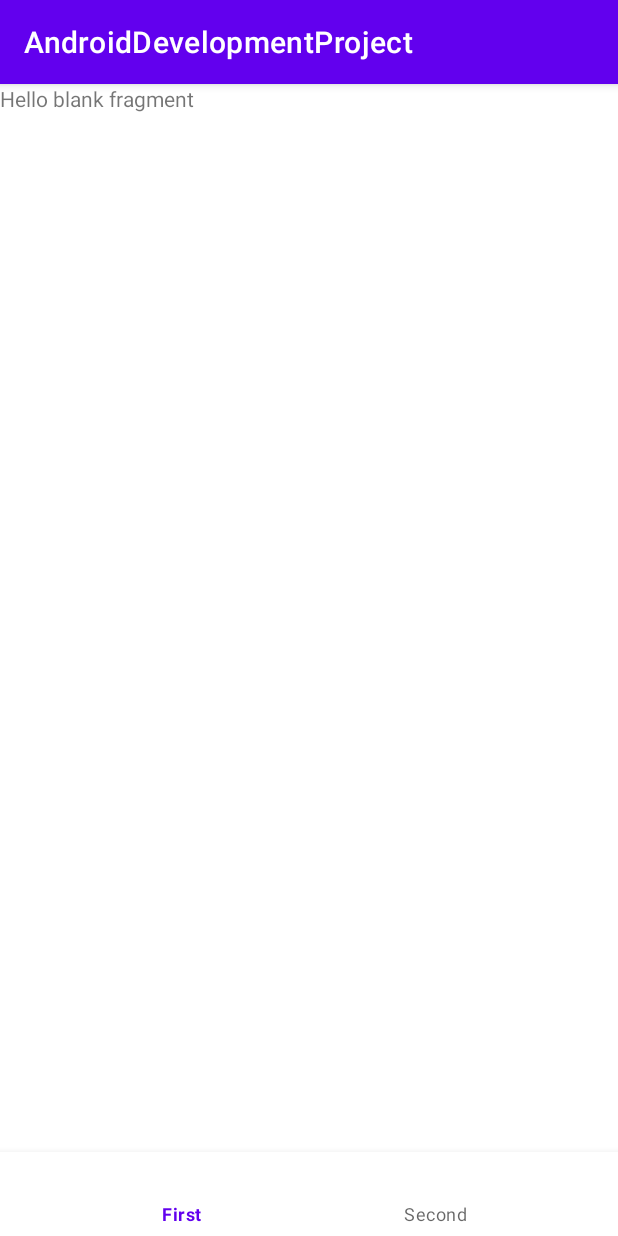
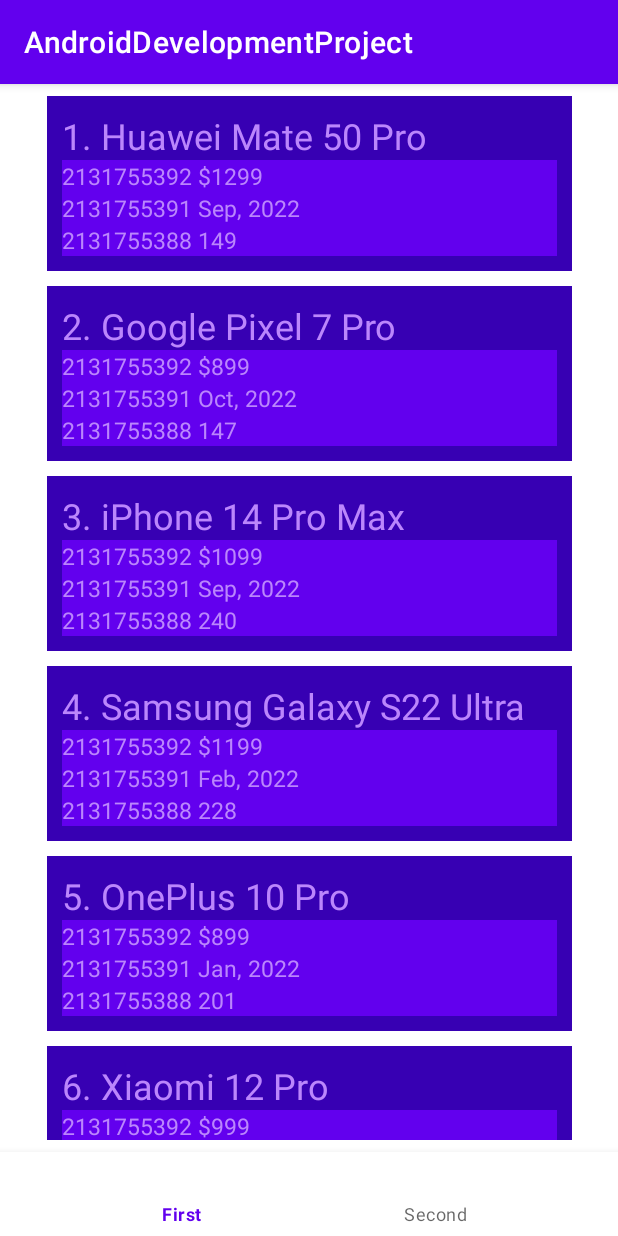
Before and after one commit to IVKazantsev/kotlin-project, an Android app: the screen it shows after launch (ContentActivity), after a tap on "ЗАРЕГИСТРИРОВАТЬСЯ", on a phone screen of 412 x 824 dp. Run offline under Robolectric (Android 15) with nearby library versions, the phone set to English and light mode, and no system bars; our stand-ins replace navigation-ui; 2 statements that could not run were skipped; 2 other taps on this screen came first.

Commit message:
Заполнил первый фрагмент контентом из моделей телефонов

```diff
--- a/app/build.gradle
+++ b/app/build.gradle
@@ -1,6 +1,7 @@
 plugins {
     id 'com.android.application'
     id 'org.jetbrains.kotlin.android'
+    id 'kotlin-android-extensions'
 }
 
 android {
--- a/app/src/main/java/com/kazancev/androiddevelopmentproject/ContentActivity.kt
+++ b/app/src/main/java/com/kazancev/androiddevelopmentproject/ContentActivity.kt
@@ -5,6 +5,7 @@ import android.os.Bundle
 import androidx.navigation.NavController
 import androidx.navigation.Navigation
 import androidx.navigation.ui.setupWithNavController
+import kotlinx.android.synthetic.main.activity_content.*
 
 class ContentActivity : AppCompatActivity()
 {
@@ -17,7 +18,6 @@ class ContentActivity : AppCompatActivity()
 
         navController = Navigation.findNavController(this, R.id.nav_host_fragment)
 
-        val bottom_nav = findViewById<com.google.android.material.bottomnavigation.BottomNavigationView>(R.id.bottom_nav)
         bottom_nav.setupWithNavController(navController)
     }
 }
--- a/app/src/main/java/com/kazancev/androiddevelopmentproject/FirstFragment.kt
+++ b/app/src/main/java/com/kazancev/androiddevelopmentproject/FirstFragment.kt
@@ -5,55 +5,29 @@ import androidx.fragment.app.Fragment
 import android.view.LayoutInflater
 import android.view.View
 import android.view.ViewGroup
+import androidx.recyclerview.widget.LinearLayoutManager
+import kotlinx.android.synthetic.main.fragment_first.view.*
 
-// TODO: Rename parameter arguments, choose names that match
-// the fragment initialization parameters, e.g. ARG_ITEM_NUMBER
-private const val ARG_PARAM1 = "param1"
-private const val ARG_PARAM2 = "param2"
-
-/**
- * A simple [Fragment] subclass.
- * Use the [FirstFragment.newInstance] factory method to
- * create an instance of this fragment.
- */
-class FirstFragment : Fragment() {
-    // TODO: Rename and change types of parameters
-    private var param1: String? = null
-    private var param2: String? = null
-
-    override fun onCreate(savedInstanceState: Bundle?) {
-        super.onCreate(savedInstanceState)
-        arguments?.let {
-            param1 = it.getString(ARG_PARAM1)
-            param2 = it.getString(ARG_PARAM2)
-        }
-    }
+class FirstFragment : Fragment()
+{
+    private val myAdapter = PhonesAdapter()
 
     override fun onCreateView(
         inflater: LayoutInflater, container: ViewGroup?,
         savedInstanceState: Bundle?
-    ): View? {
-        // Inflate the layout for this fragment
-        return inflater.inflate(R.layout.fragment_first, container, false)
+    ): View?
+    {
+        val root = inflater.inflate(R.layout.fragment_first, container, false)
+
+        loadData()
+        root.recyclerView.layoutManager = LinearLayoutManager(requireContext())
+        root.recyclerView.adapter = myAdapter
+
+        return root
     }
 
-    companion object {
-        /**
-         * Use this factory method to create a new instance of
-         * this fragment using the provided parameters.
-         *
-         * @param param1 Parameter 1.
-         * @param param2 Parameter 2.
-         * @return A new instance of fragment FirstFragment.
-         */
-        // TODO: Rename and change types and number of parameters
-        @JvmStatic
-        fun newInstance(param1: String, param2: String) =
-            FirstFragment().apply {
-                arguments = Bundle().apply {
-                    putString(ARG_PARAM1, param1)
-                    putString(ARG_PARAM2, param2)
-                }
-            }
+    private fun loadData()
+    {
+        myAdapter.setupPhones(PhonesData.phonesArr)
     }
 }
--- /dev/null
+++ b/app/src/main/java/com/kazancev/androiddevelopmentproject/PhoneModel.kt
@@ -0,0 +1,9 @@
+package com.kazancev.androiddevelopmentproject
+
+class PhoneModel(
+    var name: String,
+    var price: String,
+    var date: String,
+    var score: String,
+) {
+}
--- /dev/null
+++ b/app/src/main/java/com/kazancev/androiddevelopmentproject/PhonesAdapter.kt
@@ -0,0 +1,38 @@
+package com.kazancev.androiddevelopmentproject
+
+import android.view.LayoutInflater
+import android.view.ViewGroup
+import androidx.recyclerview.widget.RecyclerView
+
+class PhonesAdapter: RecyclerView.Adapter<RecyclerView.ViewHolder>()
+{
+    private var mPhonesList: ArrayList<PhoneModel> = ArrayList()
+
+    fun setupPhones(phonesList: Array<PhoneModel>)
+    {
+        mPhonesList.clear()
+        mPhonesList.addAll(phonesList)
+        notifyDataSetChanged()
+    }
+
+    override fun onBindViewHolder(holder: RecyclerView.ViewHolder, position: Int)
+    {
+        if (holder is PhonesViewHolder)
+        {
+            holder.bind(mPhones = mPhonesList[position])
+        }
+    }
+
+    override fun getItemCount(): Int
+    {
+        return mPhonesList.count()
+    }
+
+    override fun onCreateViewHolder(parent: ViewGroup, viewType: Int): RecyclerView.ViewHolder
+    {
+        val layoutInflater = LayoutInflater.from(parent.context)
+        val itemView = layoutInflater.inflate(R.layout.recylcerview_item, parent, false)
+
+        return PhonesViewHolder(itemView)
+    }
+}
--- /dev/null
+++ b/app/src/main/java/com/kazancev/androiddevelopmentproject/PhonesData.kt
@@ -0,0 +1,79 @@
+package com.kazancev.androiddevelopmentproject
+
+object PhonesData
+{
+    val phonesArr = arrayOf(
+        PhoneModel(
+            "1. Huawei Mate 50 Pro",
+            "$1299",
+            "Sep, 2022",
+            "149",
+        ),
+        PhoneModel(
+            "2. Google Pixel 7 Pro",
+            "$899",
+            "Oct, 2022",
+            "147",
+        ),
+        PhoneModel(
+            "3. iPhone 14 Pro Max",
+            "$1099",
+            "Sep, 2022",
+            "240",
+        ),
+        PhoneModel(
+            "4. Samsung Galaxy S22 Ultra",
+            "$1199",
+            "Feb, 2022",
+            "228",
+        ),
+        PhoneModel(
+            "5. OnePlus 10 Pro",
+            "$899",
+            "Jan, 2022",
+            "201",
+        ),
+        PhoneModel(
+            "6. Xiaomi 12 Pro",
+            "$999",
+            "Dec, 2021",
+            "204",
+        ),
+        PhoneModel(
+            "7. Sony Xperia 1 IV",
+            "$1599",
+            "May, 2022",
+            "185",
+        ),
+        PhoneModel(
+            "8. Oppo Find X5 Pro",
+            "$1299",
+            "Mar, 2022",
+            "218",
+        ),
+        PhoneModel(
+            "9. Asus ROG Phone 6",
+            "$999",
+            "Jul, 2022",
+            "239",
+        ),
+        PhoneModel(
+            "10. Realme GT 2 Pro",
+            "$799",
+            "Jan, 2022",
+            "189",
+        ),
+        PhoneModel(
+            "11. Vivo X80 Pro",
+            "$1199",
+            "Apr, 2022",
+            "215",
+        ),
+        PhoneModel(
+            "12. Motorola Edge 30 Ultra",
+            "$899",
+            "Sep, 2022",
+            "198",
+        )
+    )
+}
--- /dev/null
+++ b/app/src/main/java/com/kazancev/androiddevelopmentproject/PhonesViewHolder.kt
@@ -0,0 +1,18 @@
+package com.kazancev.androiddevelopmentproject
+
+import android.annotation.SuppressLint
+import android.view.View
+import androidx.recyclerview.widget.RecyclerView
+import kotlinx.android.synthetic.main.recylcerview_item.view.*
+
+class PhonesViewHolder(itemView: View): RecyclerView.ViewHolder(itemView)
+{
+    @SuppressLint("SetTextI18n")
+    fun bind(mPhones: PhoneModel)
+    {
+        itemView.model.text = mPhones.name
+        itemView.launchPrice.text = "${R.string.launchPricePrefix} ${mPhones.price}"
+        itemView.launchDate.text = "${R.string.launchDatePrefix} ${mPhones.date}"
+        itemView.cameraScope.text = "${R.string.cameraScorePrefix} ${mPhones.score}"
+    }
+}
--- a/app/src/main/res/layout/fragment_first.xml
+++ b/app/src/main/res/layout/fragment_first.xml
@@ -1,14 +1,24 @@
 <?xml version="1.0" encoding="utf-8"?>
-<FrameLayout xmlns:android="http://schemas.android.com/apk/res/android"
-    xmlns:tools="http://schemas.android.com/tools"
+<androidx.constraintlayout.widget.ConstraintLayout xmlns:android="http://schemas.android.com/apk/res/android"
     android:layout_width="match_parent"
     android:layout_height="match_parent"
+    xmlns:app="http://schemas.android.com/apk/res-auto"
+    xmlns:tools="http://schemas.android.com/tools"
+    android:background="@color/white"
     tools:context=".FirstFragment">
 
-    <!-- TODO: Update blank fragment layout -->
-    <TextView
-        android:layout_width="match_parent"
-        android:layout_height="match_parent"
-        android:text="@string/hello_blank_fragment" />
+    <androidx.recyclerview.widget.RecyclerView
+        android:id="@+id/recyclerView"
+        android:layout_width="0dp"
+        android:layout_height="0dp"
+        android:layout_margin="8dp"
+        app:layout_constraintBottom_toBottomOf="parent"
+        app:layout_constraintEnd_toEndOf="parent"
+        app:layout_constraintHorizontal_bias="1.0"
+        app:layout_constraintStart_toStartOf="parent"
+        app:layout_constraintTop_toTopOf="parent"
+        app:layout_constraintVertical_bias="1.0"
+        tools:listitem="@layout/recylcerview_item"
+    />
 
-</FrameLayout>
+</androidx.constraintlayout.widget.ConstraintLayout>
--- a/app/src/main/res/layout/fragment_second.xml
+++ b/app/src/main/res/layout/fragment_second.xml
@@ -9,6 +9,6 @@
     <TextView
         android:layout_width="match_parent"
         android:layout_height="match_parent"
-        android:text="@string/hello_blank_fragment" />
+        android:text="@string/hello_blank_2_fragment" />
 
 </FrameLayout>
--- /dev/null
+++ b/app/src/main/res/layout/recylcerview_item.xml
@@ -0,0 +1,95 @@
+<?xml version="1.0" encoding="utf-8"?>
+<androidx.constraintlayout.widget.ConstraintLayout
+    xmlns:android="http://schemas.android.com/apk/res/android"
+    xmlns:app="http://schemas.android.com/apk/res-auto"
+    android:layout_width="match_parent"
+    android:layout_height="wrap_content"
+    android:layout_marginBottom="10dp"
+>
+    <LinearLayout
+        android:id="@+id/recylcerview"
+
+        android:layout_height="wrap_content"
+        android:layout_width="350dp"
+        android:orientation="vertical"
+
+        app:layout_constraintTop_toTopOf="parent"
+        app:layout_constraintStart_toStartOf="parent"
+        app:layout_constraintEnd_toEndOf="parent"
+        android:background="@color/purple_700"
+        android:padding="10dp"
+        >
+        <TextView
+            android:id="@+id/model"
+
+            android:layout_width="wrap_content"
+            android:layout_height="wrap_content"
+
+            app:layout_constraintTop_toTopOf="parent"
+            app:layout_constraintStart_toStartOf="parent"
+            app:layout_constraintEnd_toEndOf="parent"
+
+            android:text="@string/model"
+            android:textSize="24sp"
+            android:textColor="@color/purple_200"
+            />
+
+        <LinearLayout
+            android:id="@+id/registrationForm"
+
+            android:layout_height="wrap_content"
+            android:layout_width="match_parent"
+            android:orientation="vertical"
+
+            app:layout_constraintTop_toTopOf="parent"
+            app:layout_constraintStart_toStartOf="parent"
+            app:layout_constraintEnd_toEndOf="parent"
+            android:background="@color/purple_500"
+            >
+            <TextView
+                android:id="@+id/launchPrice"
+
+                android:layout_width="wrap_content"
+                android:layout_height="wrap_content"
+
+                app:layout_constraintTop_toTopOf="parent"
+                app:layout_constraintStart_toStartOf="parent"
+                app:layout_constraintEnd_toEndOf="parent"
+
+                android:text="@string/price"
+                android:textSize="15sp"
+                android:textColor="@color/purple_200"
+                />
+
+            <TextView
+                android:id="@+id/launchDate"
+
+                android:layout_width="wrap_content"
+                android:layout_height="wrap_content"
+
+                app:layout_constraintTop_toTopOf="parent"
+                app:layout_constraintStart_toStartOf="parent"
+                app:layout_constraintEnd_toEndOf="parent"
+
+                android:text="@string/launchDate"
+                android:textSize="15sp"
+                android:textColor="@color/purple_200"
+                />
+
+            <TextView
+                android:id="@+id/cameraScope"
+
+                android:layout_width="wrap_content"
+                android:layout_height="wrap_content"
+
+                app:layout_constraintTop_toTopOf="parent"
+                app:layout_constraintStart_toStartOf="parent"
+                app:layout_constraintEnd_toEndOf="parent"
+
+                android:text="@string/cameraScore"
+                android:textSize="15sp"
+                android:textColor="@color/purple_200"
+                />
+        </LinearLayout>
+    </LinearLayout>
+</androidx.constraintlayout.widget.ConstraintLayout>
--- a/app/src/main/res/values/strings.xml
+++ b/app/src/main/res/values/strings.xml
@@ -25,6 +25,14 @@
     <string name="invalid_phone">Неверный телефон</string>
     <string name="invalid_password_length">Неверный пароль</string>
     <string name="passwords_do_not_match">Пароли не совпадают</string>
-    <!-- TODO: Remove or change this placeholder text -->
-    <string name="hello_blank_fragment">Hello blank fragment</string>
+
+    <string name="hello_blank_2_fragment">Hello blank 2 fragment</string>
+
+    <string name="model">1. Huawei Mate 50 Pro</string>
+    <string name="launchPricePrefix">Launch price:</string>
+    <string name="price">Launch price: $1299</string>
+    <string name="launchDatePrefix">Launch date:</string>
+    <string name="launchDate">Launch date: Sep, 2022</string>
+    <string name="cameraScorePrefix">Camera score:</string>
+    <string name="cameraScore">Camera score: 149</string>
 </resources>
```
